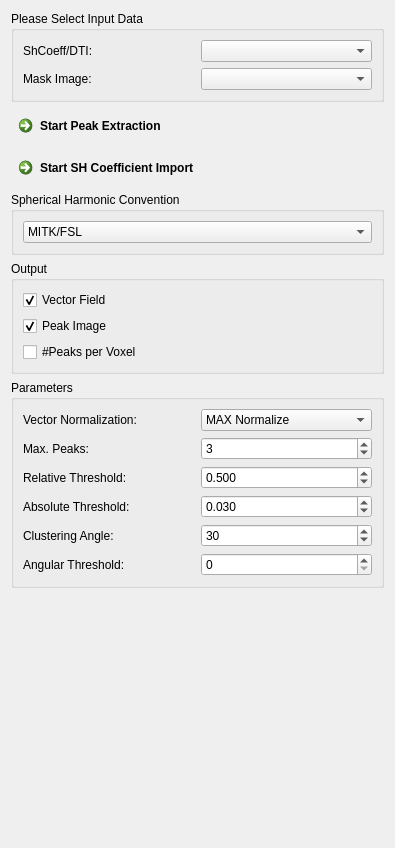
This is Plugins/org.mitk.gui.qt.diffusionimaging.odfpeaks/src/internal/QmitkOdfMaximaExtractionViewControls.ui in MITK/MITK as Qt 5 draws it before an edit. The edited form follows.
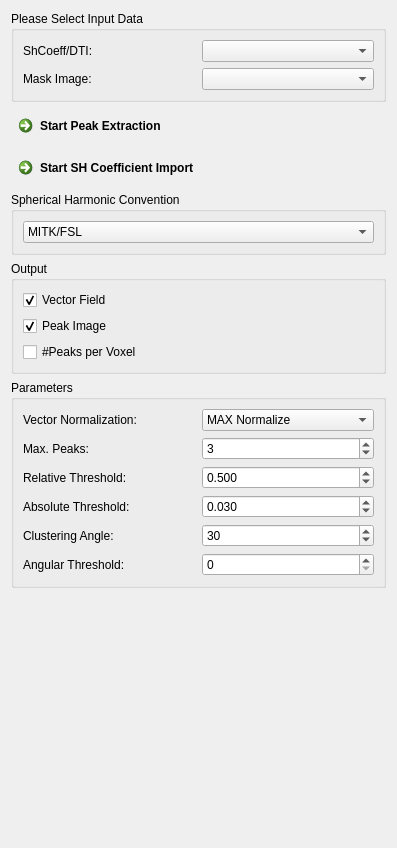
This is the edited form. Custom widgets are drawn as their Qt base class.

Patch:
```diff
--- a/Plugins/org.mitk.gui.qt.diffusionimaging.odfpeaks/src/internal/QmitkOdfMaximaExtractionViewControls.ui
+++ b/Plugins/org.mitk.gui.qt.diffusionimaging.odfpeaks/src/internal/QmitkOdfMaximaExtractionViewControls.ui
@@ -6,7 +6,7 @@
    <rect>
     <x>0</x>
     <y>0</y>
-    <width>395</width>
+    <width>397</width>
     <height>848</height>
    </rect>
   </property>
```
Left out of the diff: 2 changed lines with no effect on the pictures.
